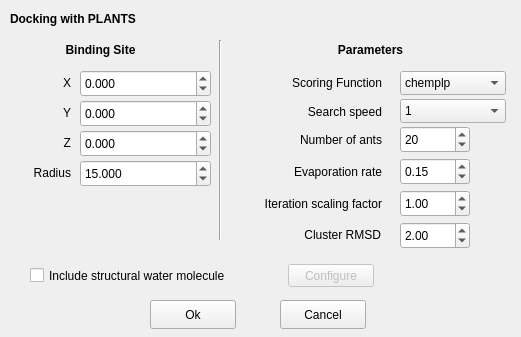
This is ChemFlow/src/GUI/qt_creator/docking_plants.ui in IFMlab/ChemFlow as Qt 5 draws it before an edit. The edited form follows.
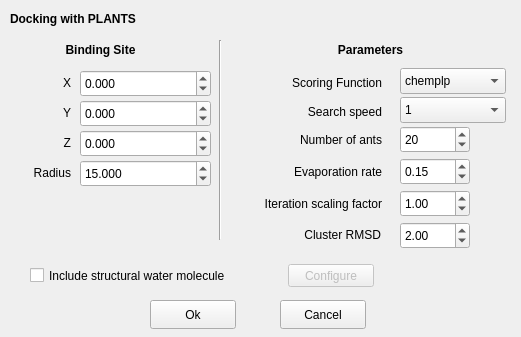
This is the edited form.

```diff
--- a/ChemFlow/src/GUI/qt_creator/docking_plants.ui
+++ b/ChemFlow/src/GUI/qt_creator/docking_plants.ui
@@ -90,9 +90,9 @@
    <property name="geometry">
     <rect>
      <x>400</x>
-     <y>71</y>
+     <y>68</y>
      <width>106</width>
-     <height>24</height>
+     <height>26</height>
     </rect>
    </property>
    <property name="toolTip">
@@ -424,9 +424,9 @@
    <property name="geometry">
     <rect>
      <x>400</x>
-     <y>99</y>
+     <y>97</y>
      <width>106</width>
-     <height>24</height>
+     <height>26</height>
     </rect>
    </property>
    <property name="toolTip">
```
Left out of the diff: 16 changed lines with no effect on the pictures.
